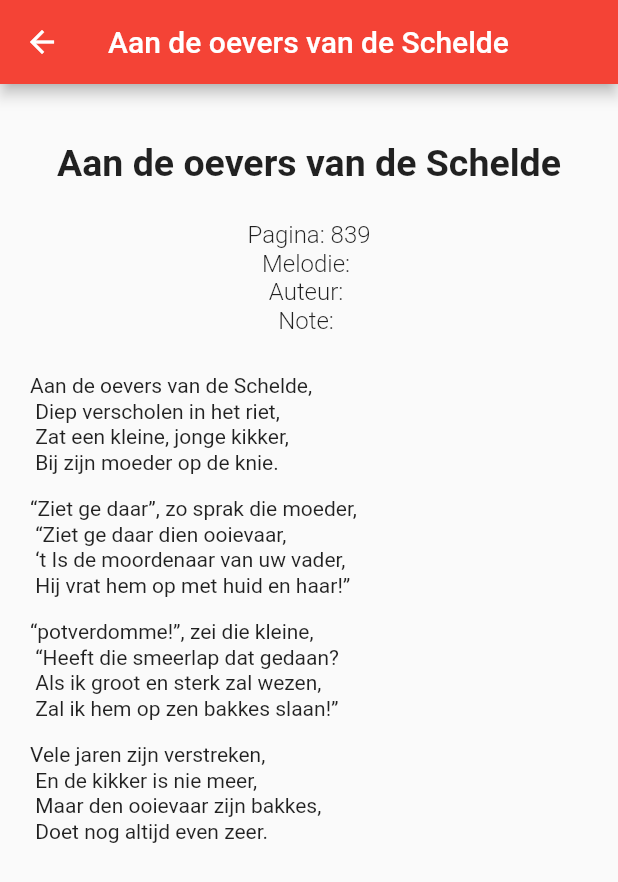
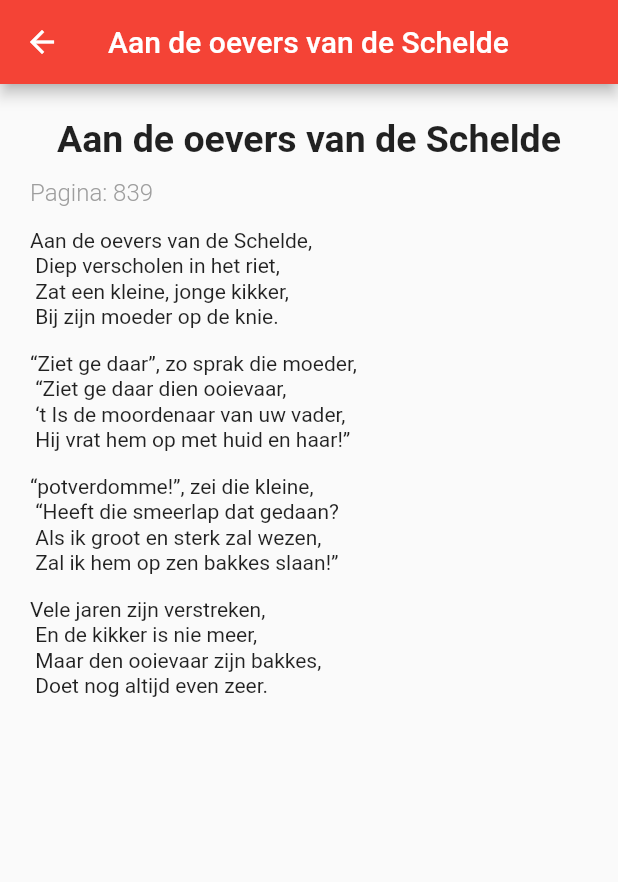
Before and after one commit to arnodeceuninck/studentencodex-app, a Flutter app: the screen it shows after launch, after a tap on "Aan de oevers van de Schelde", on a phone screen of 412 x 824 dp. Shown: the top 882 px of the screen. Run offline on Flutter 3.47's test engine with Material 2 defaults, Android fonts, the light colour scheme and no system bars; drawn by our look-alikes of flutter_html; our stand-ins replace lottie.

Commit message:
More fixes

```diff
--- a/lib/domain/repository.dart
+++ b/lib/domain/repository.dart
@@ -1,7 +1,7 @@
 import 'dart:convert';
 import 'package:flutter/foundation.dart';
 // import 'package:http/http.dart' as http;
-import 'package:rodecodex/data/data_model.dart';
+import 'package:codex/data/data_model.dart';
 import 'package:flutter/services.dart' show rootBundle;
 
 List<Song> parseSongs(String responseBody) {
@@ -11,6 +11,8 @@ List<Song> parseSongs(String responseBody) {
 
 Future<List<Song>> getSongs() {
   // get the users from the search.json file in the assets folder
+  // Print debug line to see if the file is loaded
+  print('Loading search.json');
   return rootBundle.loadString('assets/search.json').then((jsonStr) {
     return compute(parseSongs, jsonStr);
   });
--- a/lib/main.dart
+++ b/lib/main.dart
@@ -1,5 +1,5 @@
 import 'package:flutter/material.dart';
-import 'package:rodecodex/presentation/screens/home_page.dart';
+import 'package:codex/presentation/screens/home_page.dart';
 
 void main() {
   runApp(MyApp());
--- a/lib/presentation/components/song_tile.dart
+++ b/lib/presentation/components/song_tile.dart
@@ -1,6 +1,6 @@
 import 'package:flutter/material.dart';
-import 'package:rodecodex/data/data_model.dart';
-import 'package:rodecodex/presentation/screens/song_details_page.dart';
+import 'package:codex/data/data_model.dart';
+import 'package:codex/presentation/screens/song_details_page.dart';
 
 class SongTile extends StatelessWidget {
   final Song song;
--- a/lib/presentation/screens/song_details_page.dart
+++ b/lib/presentation/screens/song_details_page.dart
@@ -1,6 +1,6 @@
 import 'package:flutter/material.dart';
 import 'package:flutter_html/flutter_html.dart';
-import 'package:rodecodex/data/data_model.dart';
+import 'package:codex/data/data_model.dart';
 import 'package:url_launcher/url_launcher.dart';
 
 class SongDetailsPage extends StatelessWidget {
@@ -19,100 +19,91 @@ class SongDetailsPage extends StatelessWidget {
         title: Text('${songTitle()}'),
       ),
       body: SafeArea(
+        child: SingleChildScrollView(
           child: Column(
             mainAxisAlignment: MainAxisAlignment.start,
+            crossAxisAlignment: CrossAxisAlignment.start,
             children: [
-            SizedBox(
-              height: 16.0,
-            ),
-            SizedBox(
+              const SizedBox(
                 height: 22.0,
               ),
-            Text(
-              '${songTitle()}',
-              style: TextStyle(
+              Center(
+                child: Text(
+                  songTitle(),
+                  style: const TextStyle(
                     fontSize: 25.0,
                     fontWeight: FontWeight.w700,
                   ),
-              textAlign: TextAlign.left,
                 ),
-            SizedBox(
+              ),
+              const SizedBox(
                 height: 12.0,
               ),
-            SizedBox(
-              height: 12.0,
-            ),
-            Row(
-              mainAxisAlignment: MainAxisAlignment.spaceEvenly,
-              children: [
-                Text(
+              // show melodie, author, page and note if available
+              if (song.page != null && song.page.isNotEmpty)
+                Padding(
+                  padding: const EdgeInsets.only(left: 20.0),
+                  child: Text(
                     'Pagina: ${song.page}',
-                  style: TextStyle(
+                    style: const TextStyle(
                       fontSize: 16.0,
                       fontWeight: FontWeight.w300,
+                      color: Colors.grey,
                     ),
-                  textAlign: TextAlign.left,
                   ),
-              ],
                 ),
-            Row(
-              mainAxisAlignment: MainAxisAlignment.spaceEvenly,
-              children: [
-                Text(
+
+              // Same, but left aligned
+
+              if (song.melodie != null && song.melodie.isNotEmpty)
+                Padding(
+                  padding: const EdgeInsets.only(left: 20.0),
+                  child: Text(
                     'Melodie: ${song.melodie}',
-                  style: TextStyle(
+                    style: const TextStyle(
                       fontSize: 16.0,
                       fontWeight: FontWeight.w300,
+                      color: Colors.grey,
                     ),
-                  textAlign: TextAlign.left,
                   ),
-              ],
                 ),
-            Row(
-              mainAxisAlignment: MainAxisAlignment.spaceEvenly,
-              children: [
-                Text(
+
+              if (song.author != null && song.author.isNotEmpty)
+                Padding(
+                  padding: const EdgeInsets.only(left: 20.0),
+                  child: Text(
                     'Auteur: ${song.author}',
-                  style: TextStyle(
+                    style: const TextStyle(
                       fontSize: 16.0,
                       fontWeight: FontWeight.w300,
+                      color: Colors.grey,
                     ),
-                  textAlign: TextAlign.left,
                   ),
-              ],
                 ),
-            Row(
-              mainAxisAlignment: MainAxisAlignment.spaceEvenly,
-              children: [
-                Text(
+
+              if (song.note != null && song.note.isNotEmpty)
+                Padding(
+                  padding: const EdgeInsets.only(left: 20.0),
+                  child: Text(
                     'Note: ${song.note}',
-                  style: TextStyle(
+                    style: const TextStyle(
                       fontSize: 16.0,
                       fontWeight: FontWeight.w300,
-                  ),
-                  textAlign: TextAlign.left,
-                ),
-              ],
-            ),
-            SizedBox(
-              height: 12.0,
-            ),
-            Expanded(
-              child: SingleChildScrollView(
-                scrollDirection: Axis.vertical,
-                child: Padding(
-                  padding: const EdgeInsets.only(
-                      left: 12.0, right: 12.0, bottom: 20.0),
-                  child: // add song content (format as html)
-                      Html(
-                    data: song.content,
+                      color: Colors.grey,
                     ),
                   ),
+                ),
+
+              Padding(
+                padding: const EdgeInsets.only(left: 12.0, right: 12.0, bottom: 20.0),
+                child: Html(
+                  data: song.content,
                 ),
               ),
             ],
           ),
         ),
+      ),
     );
   }
 }
```
Also changed, not shown: assets/loading.json (+1 -1 lines), lib/presentation/screens/home_page.dart (+4 -4 lines), pubspec.yaml (+11 -3 lines), assets/icon/icon.png (added), assets/search.json, pubspec.lock, 33 other files. Lines whose indentation alone changed are shown as unchanged.
